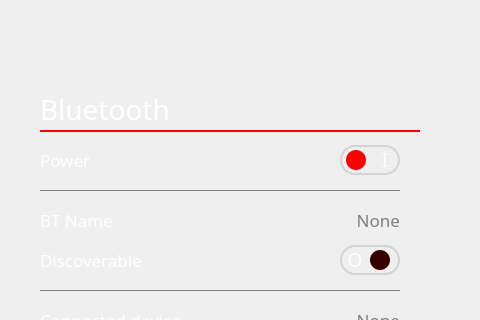
Before: the Qt Designer form GUI_WIDGETS/Settings/design_settings.ui in PortiESP/PortiOS, drawn with Qt 5; both pictures show x 320 to 800 and y 0 to 320 of the 800 by 480 pixel window.
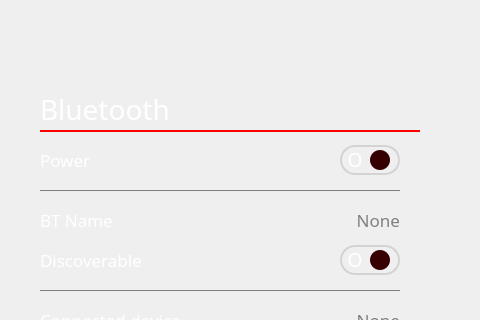
After: the same form once the commit is applied. The open tabs and pages were chosen to show the change. Icons and pictures are not drawn.

```diff
--- a/GUI_WIDGETS/Settings/design_settings.ui
+++ b/GUI_WIDGETS/Settings/design_settings.ui
@@ -1470,12 +1470,12 @@
 	border-radius:10px;
 
 }
-QCheckBox::indicator:unchecked{
+QCheckBox::indicator:checked{
 	margin-left:6px;
 	background-color: rgb(255, 0, 0);
 
 }
-QCheckBox::indicator:checked{
+QCheckBox::indicator:unchecked{
 	margin-left:30px;
 	background:rgb(54, 0, 0);
 
```
Left out of the diff: 24 changed lines with no effect on the pictures.
